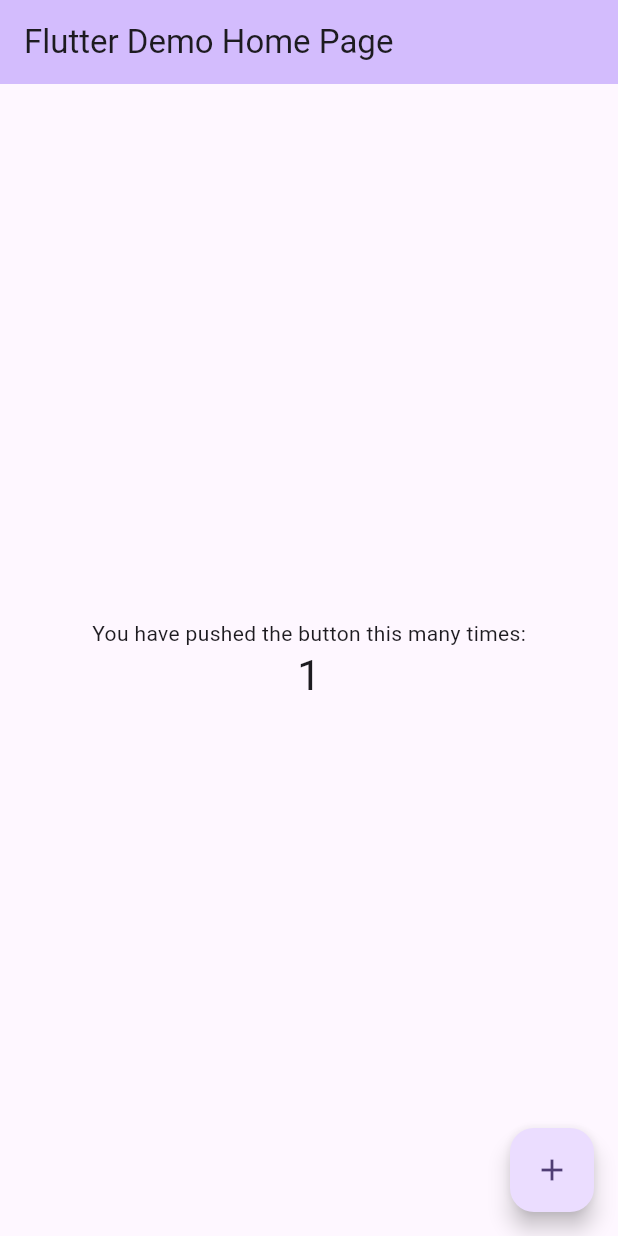
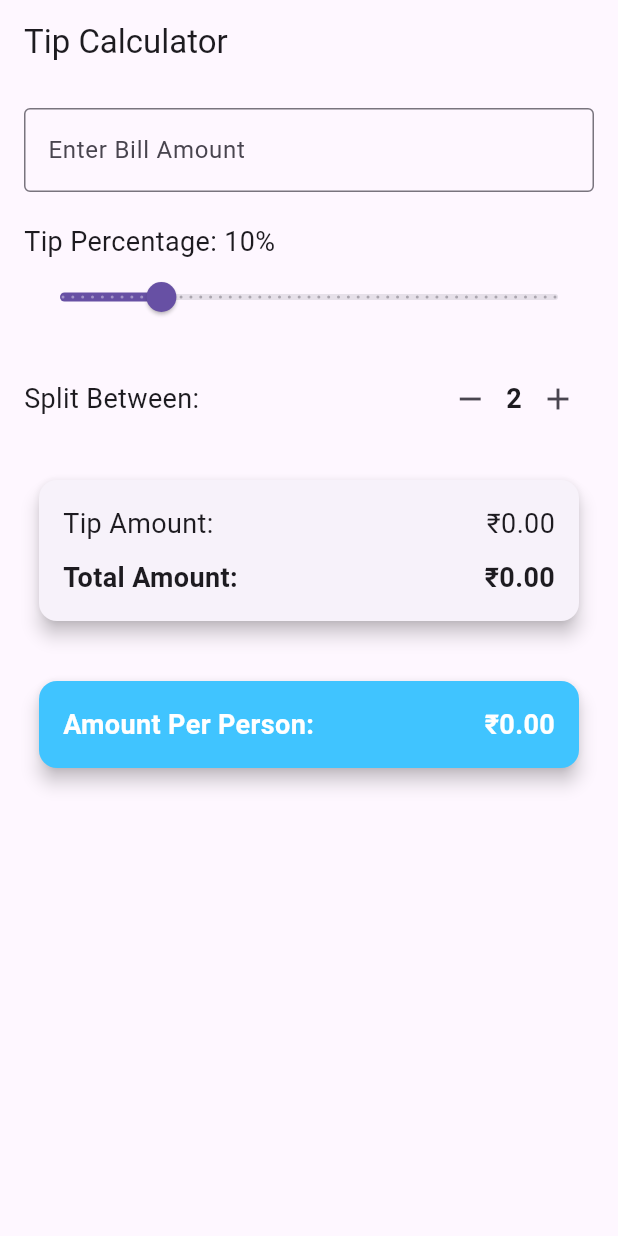
Before and after one commit to Balaji-11-udayasuriyan/flutter_tip_calculator, a Flutter app: the screen it shows after launch, after a tap on the "add" icon, on a phone screen of 412 x 824 dp. Run offline on Flutter 3.47's test engine with Material 3 defaults, Android fonts, the phone set to English and light mode, and no system bars.

Commit message:
Create tip calculator ui and logic

```diff
--- a/lib/main.dart
+++ b/lib/main.dart
@@ -1,125 +1,190 @@
 import 'package:flutter/material.dart';
 
-void main() {
-  runApp(const MyApp());
-}
+void main() => runApp(TipCalculatorApp());
 
-class MyApp extends StatelessWidget {
-  const MyApp({super.key});
-
-  // This widget is the root of your application.
+class TipCalculatorApp extends StatelessWidget {
   @override
   Widget build(BuildContext context) {
     return MaterialApp(
-      title: 'Flutter Demo',
-      theme: ThemeData(
-        // This is the theme of your application.
-        //
-        // TRY THIS: Try running your application with "flutter run". You'll see
-        // the application has a purple toolbar. Then, without quitting the app,
-        // try changing the seedColor in the colorScheme below to Colors.green
-        // and then invoke "hot reload" (save your changes or press the "hot
-        // reload" button in a Flutter-supported IDE, or press "r" if you used
-        // the command line to start the app).
-        //
-        // Notice that the counter didn't reset back to zero; the application
-        // state is not lost during the reload. To reset the state, use hot
-        // restart instead.
-        //
-        // This works for code too, not just values: Most code changes can be
-        // tested with just a hot reload.
-        colorScheme: ColorScheme.fromSeed(seedColor: Colors.deepPurple),
-        useMaterial3: true,
-      ),
-      home: const MyHomePage(title: 'Flutter Demo Home Page'),
+      title: 'Tip Calculator',
+      theme: ThemeData(primarySwatch: Colors.blue),
+      home: TipCalculator(),
     );
   }
 }
 
-class MyHomePage extends StatefulWidget {
-  const MyHomePage({super.key, required this.title});
-
-  // This widget is the home page of your application. It is stateful, meaning
-  // that it has a State object (defined below) that contains fields that affect
-  // how it looks.
-
-  // This class is the configuration for the state. It holds the values (in this
-  // case the title) provided by the parent (in this case the App widget) and
-  // used by the build method of the State. Fields in a Widget subclass are
-  // always marked "final".
-
-  final String title;
-
+class TipCalculator extends StatefulWidget {
   @override
-  State<MyHomePage> createState() => _MyHomePageState();
+  _TipCalculatorState createState() => _TipCalculatorState();
 }
 
-class _MyHomePageState extends State<MyHomePage> {
-  int _counter = 0;
+class _TipCalculatorState extends State<TipCalculator> {
+  final TextEditingController _billController = TextEditingController();
+  double _billAmount = 0.0;
+  double _tipPercentage = 10.0; // Default percentage
+  double _tipAmount = 0.0;
+  double _totalAmount = 0.0;
+  int _splitCount = 1;
 
-  void _incrementCounter() {
+  void _calculateTip() {
     setState(() {
-      // This call to setState tells the Flutter framework that something has
-      // changed in this State, which causes it to rerun the build method below
-      // so that the display can reflect the updated values. If we changed
-      // _counter without calling setState(), then the build method would not be
-      // called again, and so nothing would appear to happen.
-      _counter++;
+      _billAmount = double.tryParse(_billController.text) ?? 0.0;
+      _tipAmount = (_billAmount * _tipPercentage) / 100;
+      _totalAmount = _billAmount + _tipAmount;
     });
   }
 
   @override
   Widget build(BuildContext context) {
-    // This method is rerun every time setState is called, for instance as done
-    // by the _incrementCounter method above.
-    //
-    // The Flutter framework has been optimized to make rerunning build methods
-    // fast, so that you can just rebuild anything that needs updating rather
-    // than having to individually change instances of widgets.
     return Scaffold(
       appBar: AppBar(
-        // TRY THIS: Try changing the color here to a specific color (to
-        // Colors.amber, perhaps?) and trigger a hot reload to see the AppBar
-        // change color while the other colors stay the same.
-        backgroundColor: Theme.of(context).colorScheme.inversePrimary,
-        // Here we take the value from the MyHomePage object that was created by
-        // the App.build method, and use it to set our appbar title.
-        title: Text(widget.title),
+        title: Text('Tip Calculator'),
       ),
-      body: Center(
-        // Center is a layout widget. It takes a single child and positions it
-        // in the middle of the parent.
-        child: Column(
-          // Column is also a layout widget. It takes a list of children and
-          // arranges them vertically. By default, it sizes itself to fit its
-          // children horizontally, and tries to be as tall as its parent.
-          //
-          // Column has various properties to control how it sizes itself and
-          // how it positions its children. Here we use mainAxisAlignment to
-          // center the children vertically; the main axis here is the vertical
-          // axis because Columns are vertical (the cross axis would be
-          // horizontal).
-          //
-          // TRY THIS: Invoke "debug painting" (choose the "Toggle Debug Paint"
-          // action in the IDE, or press "p" in the console), to see the
-          // wireframe for each widget.
-          mainAxisAlignment: MainAxisAlignment.center,
-          children: <Widget>[
-            const Text(
-              'You have pushed the button this many times:',
-            ),
-            Text(
-              '$_counter',
-              style: Theme.of(context).textTheme.headlineMedium,
-            ),
-          ],
+      body: SingleChildScrollView(
+        child: Padding(
+          padding: const EdgeInsets.all(16.0),
+          child: Column(
+            crossAxisAlignment: CrossAxisAlignment.start,
+            children: [
+              // Bill Amount Input
+              TextField(
+                controller: _billController,
+                keyboardType: TextInputType.number,
+                decoration: InputDecoration(
+                  labelText: 'Enter Bill Amount',
+                  border: OutlineInputBorder(),
+                ),
+                onChanged: (value) => _calculateTip(),
+              ),
+              SizedBox(height: 20),
+              // Tip Percentage Slider
+              Text(
+                'Tip Percentage: ${_tipPercentage.toStringAsFixed(0)}%',
+                style: TextStyle(fontSize: 18.0),
+              ),
+              Slider(
+                value: _tipPercentage,
+                min: 0,
+                max: 50,
+                divisions: 50,
+                label: '${_tipPercentage.toStringAsFixed(0)}%',
+                onChanged: (value) {
+                  setState(() {
+                    _tipPercentage = value;
+                    _calculateTip();
+                  });
+                },
+              ),
+              SizedBox(height: 20),
+              // Split Between People
+              Row(
+                mainAxisAlignment: MainAxisAlignment.spaceBetween,
+                children: [
+                  Text(
+                    'Split Between:',
+                    style: TextStyle(fontSize: 18.0),
+                  ),
+                  Row(
+                    children: [
+                      IconButton(
+                        onPressed: () {
+                          setState(() {
+                            if (_splitCount > 1) _splitCount--;
+                          });
+                        },
+                        icon: Icon(Icons.remove),
+                      ),
+                      Text(
+                        '$_splitCount',
+                        style: TextStyle(fontSize: 18.0, fontWeight: FontWeight.bold),
+                      ),
+                      IconButton(
+                        onPressed: () {
+                          setState(() {
+                            _splitCount++;
+                          });
+                        },
+                        icon: Icon(Icons.add),
+                      ),
+                    ],
+                  ),
+                ],
+              ),
+              SizedBox(height: 20),
+              // Result Card
+              Card(
+                elevation: 5,
+                margin: EdgeInsets.all(10),
+                child: Padding(
+                  padding: const EdgeInsets.all(16.0),
+                  child: Column(
+                    children: [
+                      Row(
+                        mainAxisAlignment: MainAxisAlignment.spaceBetween,
+                        children: [
+                          Text(
+                            'Tip Amount:',
+                            style: TextStyle(fontSize: 18.0),
+                          ),
+                          Text(
+                            '₹${_tipAmount.toStringAsFixed(2)}',
+                            style: TextStyle(fontSize: 18.0),
+                          ),
+                        ],
+                      ),
+                      SizedBox(height: 10),
+                      Row(
+                        mainAxisAlignment: MainAxisAlignment.spaceBetween,
+                        children: [
+                          Text(
+                            'Total Amount:',
+                            style: TextStyle(fontSize: 18.0, fontWeight: FontWeight.bold),
+                          ),
+                          Text(
+                            '₹${_totalAmount.toStringAsFixed(2)}',
+                            style: TextStyle(fontSize: 18.0, fontWeight: FontWeight.bold),
+                          ),
+                        ],
+                      ),
+                    ],
+                  ),
+                ),
+              ),
+              SizedBox(height: 20),
+              // Amount Per Person Card
+              Card(
+                color: Colors.lightBlueAccent,
+                elevation: 5,
+                margin: EdgeInsets.all(10),
+                child: Padding(
+                  padding: const EdgeInsets.all(16.0),
+                  child: Row(
+                    mainAxisAlignment: MainAxisAlignment.spaceBetween,
+                    children: [
+                      Text(
+                        'Amount Per Person:',
+                        style: TextStyle(
+                          fontSize: 18.0,
+                          fontWeight: FontWeight.bold,
+                          color: Colors.white,
+                        ),
+                      ),
+                      Text(
+                        '₹${(_totalAmount / _splitCount).toStringAsFixed(2)}',
+                        style: TextStyle(
+                          fontSize: 18.0,
+                          fontWeight: FontWeight.bold,
+                          color: Colors.white,
+                        ),
+                      ),
+                    ],
+                  ),
+                ),
+              ),
+            ],
+          ),
         ),
       ),
-      floatingActionButton: FloatingActionButton(
-        onPressed: _incrementCounter,
-        tooltip: 'Increment',
-        child: const Icon(Icons.add),
-      ), // This trailing comma makes auto-formatting nicer for build methods.
     );
   }
 }
```
